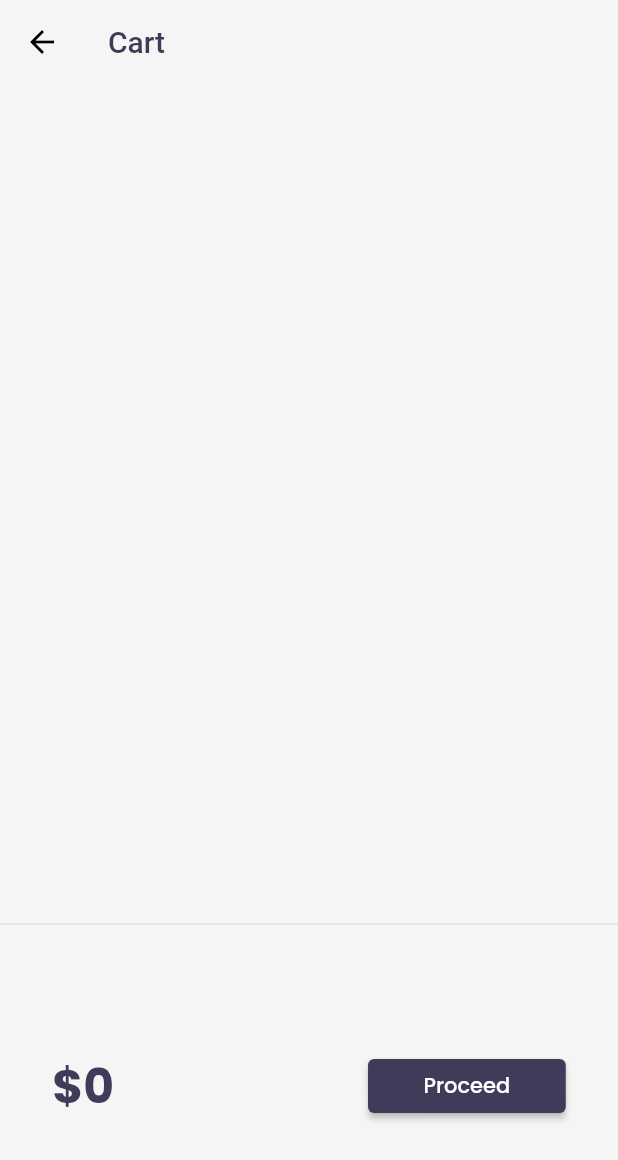
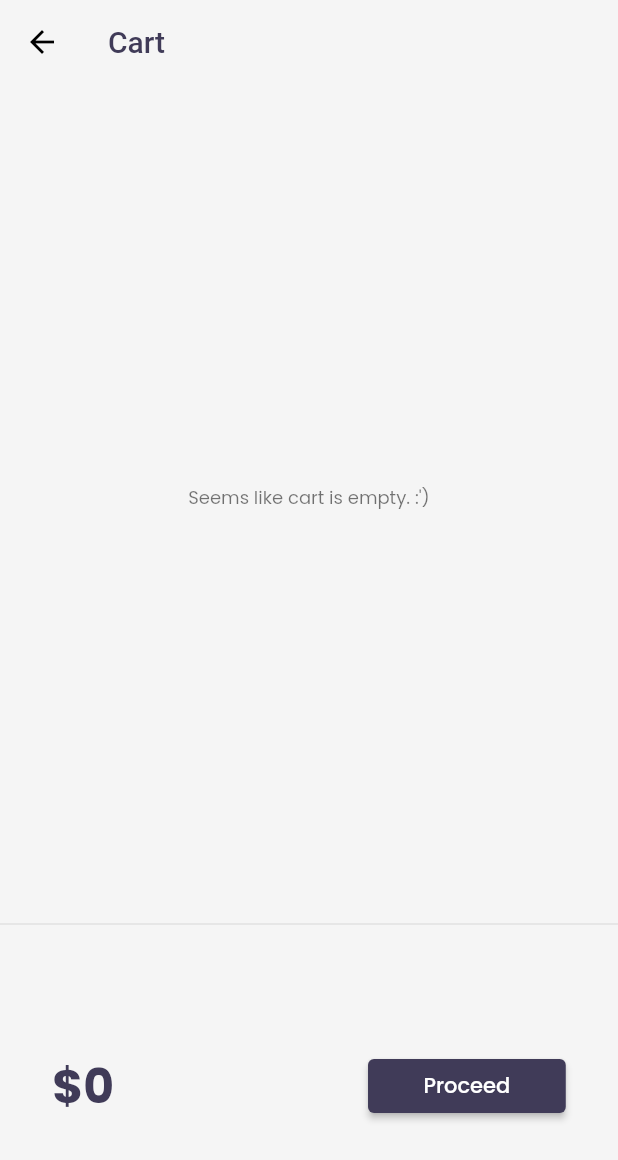
Before and after one commit to MuhammadOwais28/Catalog-App, a Flutter app: the screen it shows after launch, after a tap on an icon or button, on a phone screen of 412 x 824 dp. Shown: the top 1160 px of the screen. Run offline on Flutter 3.47's test engine with Material 2 defaults, Android fonts, the phone set to English and light mode, and no system bars; our stand-ins replace google_fonts, velocity_x; network calls fail.

Commit message:
"day 25 completed"

```diff
--- a/lib/models/cart.dart
+++ b/lib/models/cart.dart
@@ -1,5 +1,5 @@
 import 'package:flutter_catalog/models/catalog.dart';
-import 'package:velocity_x/velocity_x.dart';
+
 
 class CartModel {
   static final cartModel = CartModel._internal();
--- a/lib/models/catalog.dart
+++ b/lib/models/catalog.dart
@@ -1,4 +1,4 @@
-import 'package:flutter/material.dart';
+
 
 class CatalogModel {
   static final catalogModel = CatalogModel._internal();
--- a/lib/pages/cart_page.dart
+++ b/lib/pages/cart_page.dart
@@ -60,7 +60,7 @@ class _CartTotal extends StatelessWidget {
 }
 
 class _CartList extends StatefulWidget {
-  const _CartList({super.key});
+  const _CartList();
 
   @override
   State<_CartList> createState() => _CartListState();
@@ -70,15 +70,24 @@ class _CartListState extends State<_CartList> {
   final _cart = CartModel();
   @override
   Widget build(BuildContext context) {
-    return ListView.builder(
+    return _cart.items.isEmpty
+        ? "Seems like cart is empty. :')"
+            .text
+            .caption(context)
+            .make()
+            .centered()
+        : ListView.builder(
             itemCount: _cart.items.length,
             itemBuilder: (context, index) {
               return ListTile(
                 leading: const Icon(Icons.done),
                 trailing: IconButton(
-                onPressed: (() {}),
+                    onPressed: (() {
+                      _cart.remove(_cart.items[index]);
+                      setState(() {});
+                    }),
                     icon: const Icon(Icons.remove_circle_outline)),
-            title: _cart.items[index].name.text.make(),
+                title: Text(_cart.items[index].name),
               );
             });
   }
--- a/lib/widgets/home_widgets/catalog_list.dart
+++ b/lib/widgets/home_widgets/catalog_list.dart
@@ -4,6 +4,7 @@ import 'package:flutter_catalog/pages/home_details_page.dart';
 import 'package:velocity_x/velocity_x.dart';
 import '../../models/catalog.dart';
 import '../themes.dart';
+import 'add_to_cart.dart';
 import 'catalog_image.dart';
 
 class CatalogList extends StatelessWidget {
@@ -52,7 +53,7 @@ class CatalogItem extends StatelessWidget {
               alignment: MainAxisAlignment.spaceBetween,
               children: [
                 "\$${catalog.price}".text.bold.xl.make(),
-                _AddToCart(catalog: catalog)
+                AddToCart(catalog: catalog)
               ],
             ).pOnly(right: 8.0)
           ],
@@ -61,33 +62,3 @@ class CatalogItem extends StatelessWidget {
     )).square(150).color(context.cardColor).rounded.make().py16();
   }
 }
-
-class _AddToCart extends StatefulWidget {
-  final Item catalog;
-  const _AddToCart({Key? key, required this.catalog}) : super(key: key);
-
-  @override
-  State<_AddToCart> createState() => _AddToCartState();
-}
-
-class _AddToCartState extends State<_AddToCart> {
-  bool isAdded = false;
-
-  @override
-  Widget build(BuildContext context) {
-    return ElevatedButton(
-        onPressed: () {
-          isAdded = isAdded.toggle();
-          final catalog = CatalogModel();
-          final cart = CartModel();
-          cart.catalog = catalog;
-          cart.add(widget.catalog);
-          setState(() {});
-        },
-        style: ButtonStyle(
-            backgroundColor:
-                MaterialStateProperty.all(context.theme.buttonColor),
-            shape: MaterialStateProperty.all(const StadiumBorder())),
-        child: isAdded ? const Icon(Icons.done) : "Add to Cart".text.make());
-  }
-}
```
Also changed, not shown: lib/pages/home_details_page.dart (+4 -8 lines). Lines whose indentation alone changed are shown as unchanged.
